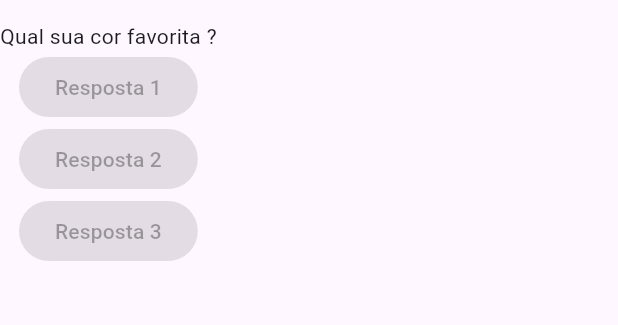
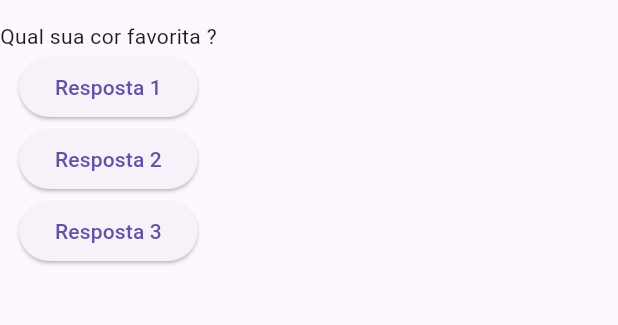
Before and after one commit to DaviFerreira0106/FlutterProjects, a Flutter app: the screen it shows after launch, on a phone screen of 412 x 824 dp, the part 63-388 px from its top. Run offline on Flutter 3.47's test engine with Material 3 defaults, Android fonts, the phone set to English and light mode, and no system bars.

Commit message:
Desenvolvimento do app perguntas

```diff
--- a/projeto_perguntas/lib/main.dart
+++ b/projeto_perguntas/lib/main.dart
@@ -1,8 +1,19 @@
 import 'package:flutter/material.dart';
+import './questao.dart';
 
 void main() => runApp(PerguntaApp());
 
-class PerguntaApp extends StatelessWidget {
+//Classe que gerência o estado da aplicação
+class _PerguntaAppState extends State<PerguntaApp> {
+  var _perguntaSelecionada = 0;
+
+  void _responder() {
+    setState(() {
+      _perguntaSelecionada++;
+    });
+    print(_perguntaSelecionada);
+  }
+
   final List<String> perguntas = [
     'Qual sua cor favorita ?',
     'Qual seu animal favorito ?',
@@ -17,18 +28,18 @@
         ),
         body: Column(
           children: <Widget>[
-            Text(perguntas.elementAt(0)),
+            Questao(perguntas.elementAt(_perguntaSelecionada)),
             ElevatedButton(
-              onPressed: null,
-              child: Text('Resposta 1'),
+              onPressed: _responder,
+              child: const Text('Resposta 1'),
             ),
             ElevatedButton(
-              onPressed: null,
-              child: Text('Resposta 2'),
+              onPressed: _responder,
+              child: const Text('Resposta 2'),
             ),
             ElevatedButton(
-              onPressed: null,
-              child: Text('Resposta 3'),
+              onPressed: _responder,
+              child: const Text('Resposta 3'),
             ),
           ],
         ),
@@ -36,3 +47,11 @@
     );
   }
 }
+
+//Classe que chama a classe que gerência o estado da aplicação
+class PerguntaApp extends StatefulWidget {
+  @override
+  _PerguntaAppState createState() {
+    return _PerguntaAppState();
+  }
+}
--- /dev/null
+++ b/projeto_perguntas/lib/questao.dart
@@ -0,0 +1,12 @@
+import 'package:flutter/material.dart';
+
+class Questao extends StatelessWidget {
+  final String texto;
+
+  Questao(this.texto);
+
+  @override
+  Widget build(BuildContext context) {
+    return Text(texto);
+  }
+}
```
